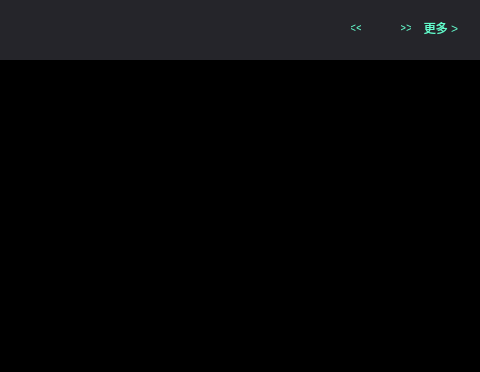
First picture: the form in VideoPlayer/mainwidget/recommend/GalleryItemForm.ui, repository huizhang556/pc-video-player, before the edit; both pictures show x 274 to 754 and y 0 to 372 of the 754 by 372 pixel window.
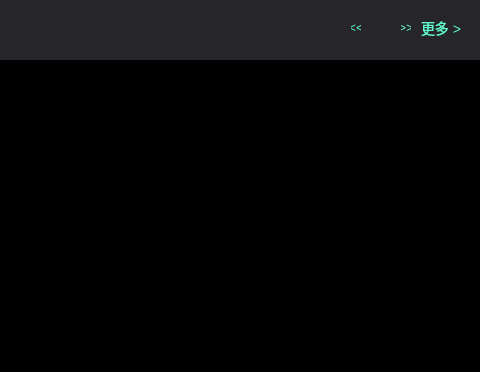
Second picture: the form after the edit.

```diff
--- a/VideoPlayer/mainwidget/recommend/GalleryItemForm.ui
+++ b/VideoPlayer/mainwidget/recommend/GalleryItemForm.ui
@@ -230,6 +230,7 @@
 margin-bottom:5px;
 color: #63fccd;
 border:none;
+font-size: 14px;
 text-align: center;
 }
 
```
Left out of the diff: 2 changed lines with no effect on the pictures.
